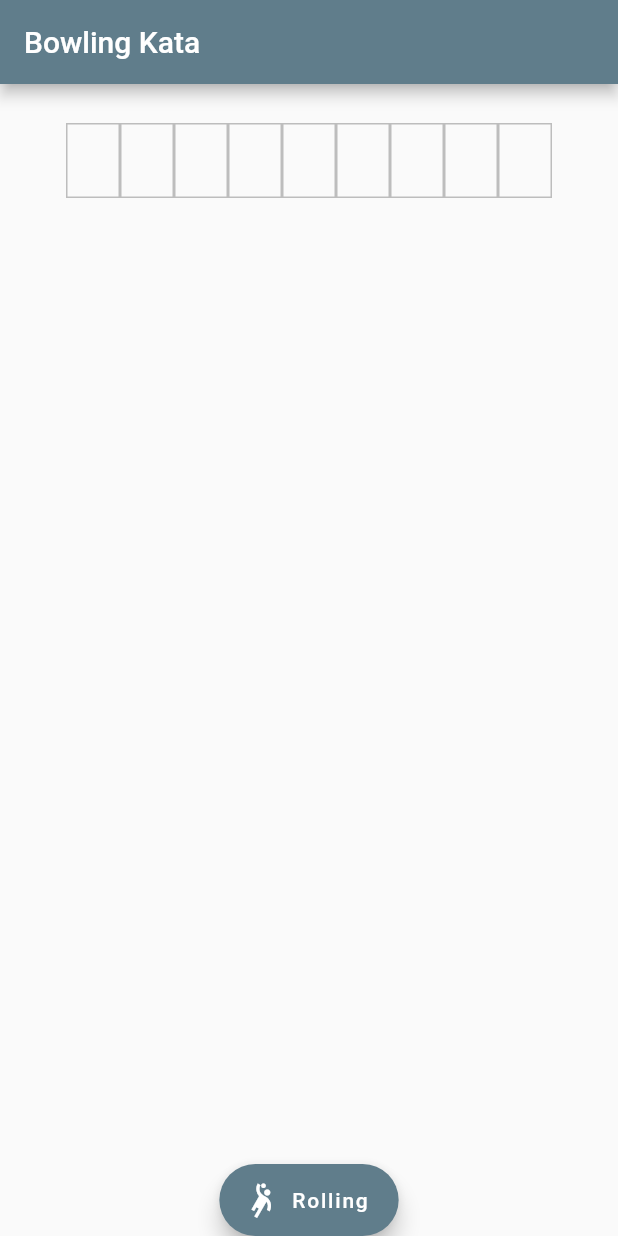
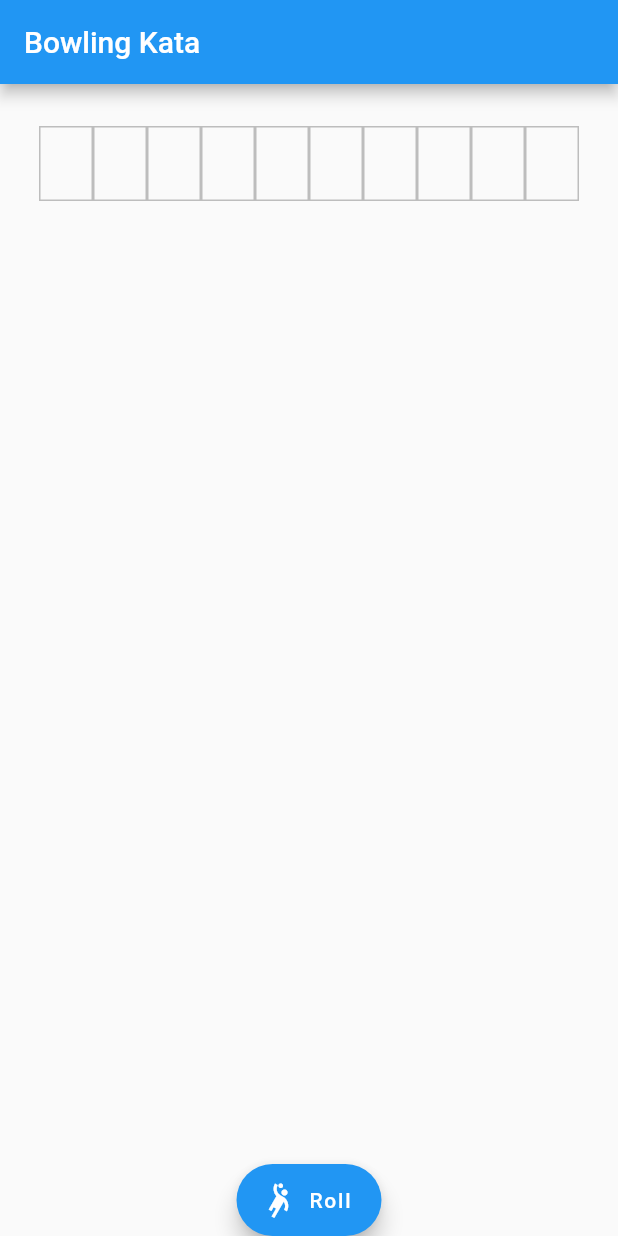
Before and after one commit to sun-adriann/bowling_kata_flutter, a Flutter app: the screen it shows after launch, on a phone screen of 412 x 824 dp. Run offline on Flutter 3.47's test engine with Material 2 defaults, Android fonts, the phone set to English and light mode, and no system bars; our stand-ins replace flutter_bloc, freezed_annotation, get_it, injectable.

Commit message:
fix(*): ✨ UI and state management adjustments

```diff
--- a/lib/features/game/bloc/game_state.dart
+++ b/lib/features/game/bloc/game_state.dart
@@ -10,8 +10,9 @@ class GameState with _$GameState {
     required List<Frame> frames,
     @Default(0) int currentFrameIndex,
     @Default(0) int currentRollIndex,
-    @Default(GameActivity.loading) GameActivity activity,
+    @Default(GameActivity.idle) GameActivity activity,
   }) = _GameState;
 
-  factory GameState.initial() => _GameState(frames: Frame.generateList());
+  factory GameState.initial() =>
+      _GameState(frames: List.generate(10, (index) => Frame.empty()));
 }
--- a/lib/features/game/models/frame.dart
+++ b/lib/features/game/models/frame.dart
@@ -7,28 +7,16 @@ part 'frame.freezed.dart';
 class Frame with _$Frame {
   const Frame._();
   const factory Frame({
-    required int index,
     required List<int> scores,
     required List<String> displayedScores,
     required bool isTotalScoreVisible,
     required int totalScore,
   }) = _Frame;
 
-  factory Frame.fromIndex(int index) => Frame(
-        index: index,
+  factory Frame.empty() => const Frame(
         scores: [],
         displayedScores: [],
         isTotalScoreVisible: false,
         totalScore: 0,
       );
-
-  static List<Frame> generateList() {
-    List<Frame> list = [];
-
-    for (var i = 0; i < 9; i++) {
-      list.add(Frame.fromIndex(i));
-    }
-
-    return list;
-  }
 }
--- a/lib/features/game/services/i_game_service.dart
+++ b/lib/features/game/services/i_game_service.dart
@@ -1,5 +1,15 @@
 import '../models/frame.dart';
 
 abstract class IGameService {
-  Future<Frame> roll(Frame currentFrame);
+  /// Calculate the given frame's total score based on the
+  /// current game's frames.
+  ///
+  /// This is where we do a "roll"
+  Frame caculateFrameScore(int frameIndex, List<Frame> frames);
+
+  /// Calculate the given frame's total score based on the
+  /// current game's frames.
+  ///
+  /// This is where we do a "roll"
+  Frame caculatePreviousFrameScore(int frameIndex, List<Frame> frames);
 }
--- /dev/null
+++ b/lib/features/game/views/components/action_button.dart
@@ -0,0 +1,37 @@
+import 'package:flutter/material.dart';
+import 'package:flutter_bloc/flutter_bloc.dart';
+
+import '../../bloc/game_bloc.dart';
+
+class ActionButton extends StatelessWidget {
+  const ActionButton({Key? key}) : super(key: key);
+
+  @override
+  Widget build(BuildContext context) {
+    return BlocBuilder<GameBloc, GameState>(
+      buildWhen: (previous, current) => previous != current,
+      builder: (context, state) {
+        if (state.currentFrameIndex == 9 &&
+            state.frames.last.scores.length >= 2) {
+          return FloatingActionButton.extended(
+            onPressed: () {
+              context.read<GameBloc>().add(const GameEvent.resetGame());
+            },
+            label: const Text('Reset game'),
+            icon: const Icon(Icons.refresh),
+          );
+        }
+
+        return FloatingActionButton.extended(
+          onPressed: () {
+            if (state.activity == GameActivity.idle) {
+              context.read<GameBloc>().add(const GameEvent.roll());
+            }
+          },
+          label: Text(state.activity == GameActivity.idle ? 'Roll' : 'Rolling'),
+          icon: const Icon(Icons.sports_handball_outlined),
+        );
+      },
+    );
+  }
+}
--- a/lib/features/game/views/components/scoreboard.dart
+++ b/lib/features/game/views/components/scoreboard.dart
@@ -11,17 +11,20 @@ class Scoreboard extends StatelessWidget {
     return BlocBuilder<GameBloc, GameState>(
       buildWhen: (previous, current) => previous != current,
       builder: (context, state) {
-        return Row(
+        return Padding(
+          padding: const EdgeInsets.only(top: 16),
+          child: Row(
             mainAxisAlignment: MainAxisAlignment.center,
             children: [
               ...state.frames.map(
                 (frame) => _Frame(
-                scores: frame.displayedScores.join(),
+                  scores: frame.displayedScores.join(' '),
                   totalScore: frame.totalScore.toString(),
                   isTotalScoreVisible: frame.isTotalScoreVisible,
                 ),
               )
             ],
+          ),
         );
       },
     );
@@ -65,7 +68,7 @@ class _Frame extends StatelessWidget {
                 height: 30,
                 child: Text(
                   isTotalScoreVisible ? totalScore : '',
-                  style: Theme.of(context).textTheme.headline6,
+                  // style: Theme.of(context).textTheme.headline6,
                 ),
               ),
             ],
--- a/lib/features/game/views/game_view.dart
+++ b/lib/features/game/views/game_view.dart
@@ -1,7 +1,6 @@
 import 'package:flutter/material.dart';
-import 'package:flutter_bloc/flutter_bloc.dart';
 
-import '../bloc/game_bloc.dart';
+import 'components/action_button.dart';
 import 'components/current_frame_score.dart';
 import 'components/final_score.dart';
 import 'components/scoreboard.dart';
@@ -13,9 +12,7 @@ class GameView extends StatelessWidget {
   Widget build(BuildContext context) {
     return Scaffold(
       appBar: AppBar(title: const Text('Bowling Kata')),
-      body: SingleChildScrollView(
-        padding: const EdgeInsets.all(14.0),
-        child: Column(
+      body: Column(
         children: const [
           SizedBox(height: 12),
           Scoreboard(),
@@ -25,22 +22,7 @@ class GameView extends StatelessWidget {
           FinalScore(),
         ],
       ),
-      ),
-      floatingActionButton: BlocBuilder<GameBloc, GameState>(
-        buildWhen: (previous, current) => previous.activity != current.activity,
-        builder: (context, state) {
-          return FloatingActionButton.extended(
-            onPressed: () {
-              if (state.activity == GameActivity.idle) {
-                context.read<GameBloc>().add(const GameEvent.roll());
-              }
-            },
-            label:
-                Text(state.activity == GameActivity.idle ? 'Roll' : 'Rolling'),
-            icon: const Icon(Icons.sports_handball_outlined),
-          );
-        },
-      ),
+      floatingActionButton: const ActionButton(),
       floatingActionButtonLocation: FloatingActionButtonLocation.centerDocked,
     );
   }
--- a/lib/main.dart
+++ b/lib/main.dart
@@ -19,11 +19,10 @@ class App extends StatelessWidget {
       providers: [
         BlocProvider<GameBloc>(create: (_) => sl<GameBloc>()),
       ],
-      child: MaterialApp(
+      child: const MaterialApp(
         title: 'Bowling Kata',
         debugShowCheckedModeBanner: false,
-        theme: ThemeData(primarySwatch: Colors.blueGrey),
-        home: const GameView(),
+        home: GameView(),
       ),
     );
   }
```
Also changed, not shown: lib/features/game/bloc/game_bloc.dart (+21 -10 lines), lib/features/game/services/game_service.dart (+75 -64 lines), lib/features/game/views/components/current_frame_score.dart (+18 -15 lines), lib/features/game/views/components/final_score.dart (+2 -9 lines), lib/features/game/bloc/game_bloc.freezed.dart, lib/features/game/models/frame.freezed.dart. Lines whose indentation alone changed are shown as unchanged.
